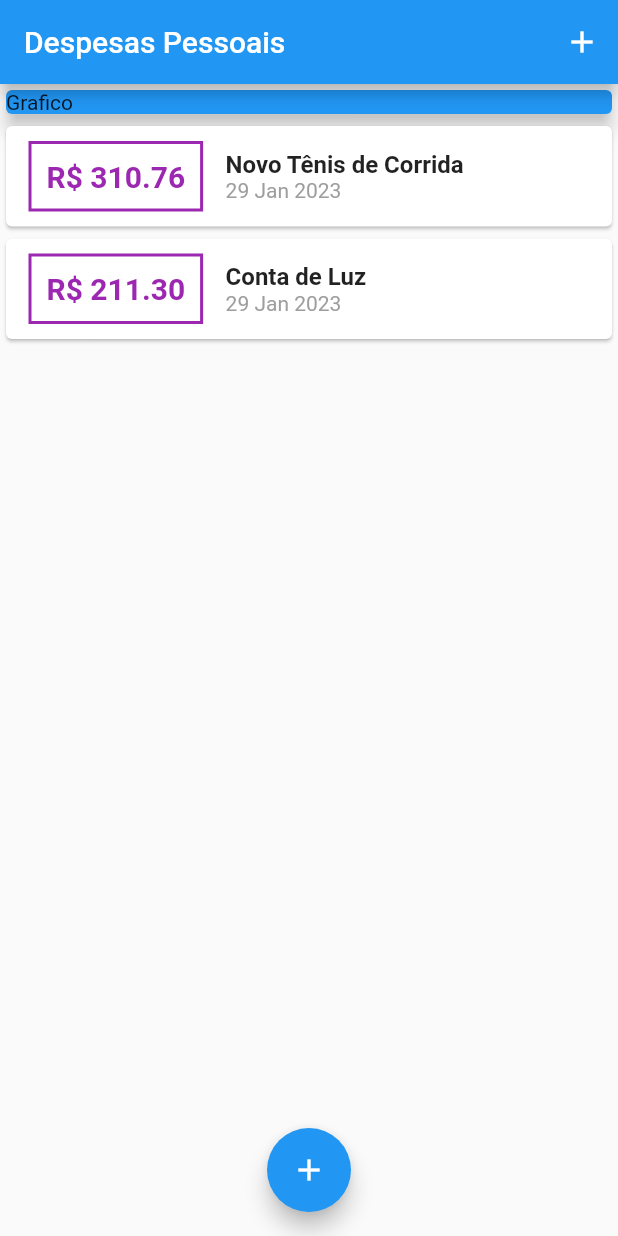
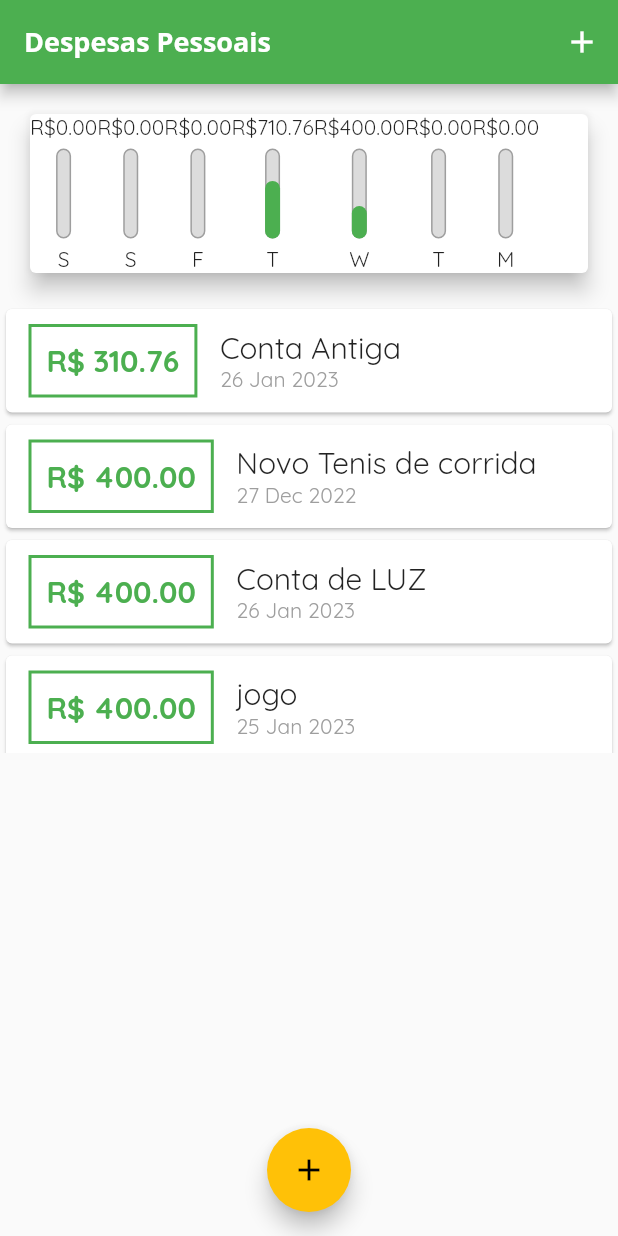
Before and after one commit to williansjaime/AppFlutterDespesas, a Flutter app: the screen it shows after launch, on a phone screen of 412 x 824 dp. Run offline on Flutter 3.47's test engine with Material 2 defaults, Android fonts, the phone set to English and light mode, and no system bars.

Commit message:
Criação do grafico de barras

```diff
--- /dev/null
+++ b/AppExpense/expenses/lib/components/CharBar.dart
@@ -0,0 +1,53 @@
+import 'package:flutter/material.dart';
+
+class ChartBar extends StatelessWidget {
+  final String? label;
+  final double? value;
+  final double? percentagem;
+
+ChartBar({
+  this.label,
+  this.value,
+  this.percentagem
+});
+
+
+
+  @override
+  Widget build(BuildContext context) {
+    return Column(children: [
+      Text('R\$${value!.toStringAsFixed(2)}'),
+      SizedBox(height: 5,),
+      Container(
+        height: 60,
+        width: 10,
+        child: Stack(
+          alignment: Alignment.bottomCenter,
+          children: [
+          Container(
+            decoration: BoxDecoration(
+              border: Border.all(
+                color: Colors.grey,
+                width: 1.0,
+              ),
+              color: Color.fromRGBO(220, 220, 220, 1),
+              borderRadius: BorderRadius.circular(5),
+
+            ),
+          ),
+          FractionallySizedBox(
+            heightFactor: percentagem,
+            child: Container(
+              decoration: BoxDecoration(
+                color: Theme.of(context).primaryColor,
+                borderRadius: BorderRadius.circular(5),
+              ),
+            ),
+            )
+        ]),
+        ),
+      SizedBox(height: 5,),
+      Text(label.toString()),
+    ],);
+  }
+}
--- /dev/null
+++ b/AppExpense/expenses/lib/components/chart.dart
@@ -0,0 +1,60 @@
+import 'package:expenses/models/transaction.dart';
+import 'package:flutter/material.dart';
+import 'package:intl/intl.dart';
+import 'CharBar.dart';
+
+class Chart extends StatelessWidget{
+  final List<Transaction> recentTransaction;
+  Chart(this.recentTransaction);
+
+  List<Map<String,Object>> get groupedTransactions{
+    //return os dias da semana
+    return List.generate(7, (index){
+      //Pergar os ultimos dias da semana
+      final weekDay = DateTime.now().subtract(
+        Duration(days: index),
+      );
+
+      double totalSum = 0.0;
+      for(var i =0; i < recentTransaction.length;i++){
+        bool sameDay = recentTransaction[i].date.day == weekDay.day;
+        bool sameMonther = recentTransaction[i].date.month == weekDay.month;
+        bool sameYear = recentTransaction[i].date.year == weekDay.year;
+
+        if(sameDay && sameMonther && sameYear){
+          totalSum += recentTransaction[i].value;
+        }
+      }
+
+      //print(DateFormat.E().format(weekDay)[0]);
+      //print(totalSum);
+
+      return {
+      'day':DateFormat.E().format(weekDay)[0],
+      'value':totalSum,
+      };
+    });
+  }
+
+  double get _weekTotalValue {
+    return groupedTransactions.fold(0.0, (sum, tr){
+      return sum + (tr['value'] as double);
+    });
+  }
+
+
+  @override
+  Widget build(BuildContext context) {
+
+    return Card(
+      elevation: 6,
+      margin: EdgeInsets.all(20),
+      child: Row(children:groupedTransactions.map((tr){
+        return ChartBar(
+          label:tr['day'].toString(),
+          value:double.parse(tr['value'].toString()),
+          percentagem:(tr['value'] as double) / _weekTotalValue,);
+      }).toList(),),
+    );
+    }
+}
--- a/AppExpense/expenses/lib/components/transaction_list.dart
+++ b/AppExpense/expenses/lib/components/transaction_list.dart
@@ -11,11 +11,23 @@ class TransactionList extends StatelessWidget {
   Widget build(BuildContext context) {
     return Container(
       height: 300,
-      child: ListView.builder(
+      child: transaction.isEmpty ?
+      Column(
+        children: <Widget>[
+        SizedBox(height: 20,),
+        Text('Nenhum Transação Cadastrar!',
+        style: Theme.of(context).textTheme.titleLarge,),
+        SizedBox(height: 20,),
+        Container(
+          height:200,
+          child:Image.asset('assets/images/waiting.png',fit: BoxFit.cover,),),],
+      )
+
+      :ListView.builder(
         itemCount: transaction.length,
         itemBuilder: (ctx, index) {
           final tr = transaction[index];
-          return Card(
+            return Card(
             child: Row(children: <Widget>[
               Container(
                 margin: EdgeInsets.symmetric(
@@ -24,7 +36,7 @@ class TransactionList extends StatelessWidget {
                 ),
                 decoration: BoxDecoration(
                     border: Border.all(
-                  color: Colors.purple,
+                  color: Theme.of(context).colorScheme.primary,
                   width: 2,
                 )),
                 padding: EdgeInsets.all(10),
@@ -33,7 +45,7 @@ class TransactionList extends StatelessWidget {
                   style: TextStyle(
                     fontWeight: FontWeight.bold,
                     fontSize: 20,
-                    color: Colors.purple,
+                    color: Theme.of(context).colorScheme.primary,
                   ),
                 ),
               ),
@@ -42,10 +54,7 @@ class TransactionList extends StatelessWidget {
                 children: <Widget>[
                   Text(
                     tr.title,
-                    style: TextStyle(
-                      fontSize: 16,
-                      fontWeight: FontWeight.bold,
-                    ),
+                    style: Theme.of(context).textTheme.titleLarge,
                   ),
                   Text(
                     DateFormat('d MMM y').format(tr.date),
--- a/AppExpense/expenses/lib/main.dart
+++ b/AppExpense/expenses/lib/main.dart
@@ -3,7 +3,7 @@ import 'package:flutter/material.dart';
 import 'models/transaction.dart';
 import 'components/transaction_list.dart';
 import 'components/transaction_form.dart';
-
+import 'components/chart.dart';
 void main() {
   runApp(Expenses());
 }
@@ -12,6 +12,20 @@ class Expenses extends StatelessWidget {
   Widget build(BuildContext context) {
     return MaterialApp(
       home: expenses(),
+      theme: ThemeData(primarySwatch: Colors.green,
+      accentColor: Colors.amber,
+      fontFamily: 'Quicksand',
+      appBarTheme: AppBarTheme(
+        textTheme: ThemeData.light().textTheme.copyWith(
+          titleLarge:TextStyle(
+            fontFamily: 'OpenSans',
+            fontSize: 18,
+            fontWeight: FontWeight.bold,
+          )
+        )
+      )
+      ),
+
     );
   }
 }
@@ -22,15 +36,22 @@ class expenses extends StatefulWidget {
 }
 
 class _expensesState extends State<expenses> {
-  final _transactions = [
-    Transaction(
-        id: 't1',
-        title: 'Novo Tênis de Corrida',
-        value: 310.76,
-        date: DateTime.now()),
-    Transaction(
-        id: 't2', title: 'Conta de Luz', value: 211.30, date: DateTime.now()),
-  ];
+  final List<Transaction> _transactions = [
+    Transaction(id: 't0', title: 'Conta Antiga', value: 310.76, date: DateTime.now().subtract(Duration(days: 3))
+    ),
+    Transaction(id: 't1', title: 'Novo Tenis de corrida', value: 400.00, date: DateTime.now().subtract(Duration(days: 33))),
+    Transaction(id: 't2', title: 'Conta de LUZ', value: 400.00, date: DateTime.now().subtract(Duration(days: 3))),
+    Transaction(id: 't4', title: 'jogo', value: 400.00, date: DateTime.now().subtract(Duration(days: 4))),
+    ];
+
+    List<Transaction> get _recentTransactions {
+      return _transactions.where((tr)
+      {
+        return tr.date.isAfter(DateTime.now().subtract(
+          Duration(days: 7)
+        ));
+      }).toList();
+    }
 
   _addTransaction(String title, double value) {
     var doubleValue = Random().nextDouble(); // Value is >= 0.0 and < 1.0.
@@ -44,6 +65,8 @@ class _expensesState extends State<expenses> {
     setState(() {
       _transactions.add(newTransaction);
     });
+
+    Navigator.of(context).pop();
   }
 
   _openTransactionFormModal(BuildContext context) {
@@ -59,7 +82,8 @@ class _expensesState extends State<expenses> {
   Widget build(BuildContext context) {
     return Scaffold(
       appBar: AppBar(
-        title: Text('Despesas Pessoais'),
+        title: Text('Despesas Pessoais',
+        style: TextStyle(fontFamily: 'OpenSans',),),
         actions: <Widget>[
           IconButton(
             onPressed: () => _openTransactionFormModal(context),
@@ -72,15 +96,8 @@ class _expensesState extends State<expenses> {
           //mainAxisAlignment: MainAxisAlignment.spaceAround,
           //crossAxisAlignment: CrossAxisAlignment.stretch,
           children: <Widget>[
-            Container(
-              width: double.infinity,
-              child: Card(
-                color: Colors.blue,
-                child: Text('Grafico'),
-                elevation: 5,
-              ),
-            ),
-            TransactionList(_transactions),
+              Chart(_recentTransactions),
+              TransactionList(_transactions),
           ],
         ),
       ),
```
Also changed, not shown: AppExpense/expenses/pubspec.yaml (+14 -13 lines), AppExpense/expenses/assets/fonts/OpenSans-Bold.ttf (added), AppExpense/expenses/assets/fonts/OpenSans-Regular.ttf (added), AppExpense/expenses/assets/fonts/Quicksand-Bold.ttf (added), AppExpense/expenses/assets/fonts/Quicksand-Light.ttf (added), AppExpense/expenses/assets/fonts/Quicksand-Medium.ttf (added), AppExpense/expenses/assets/fonts/Quicksand-Regular.ttf (added), AppExpense/expenses/assets/images/waiting.png (added).
